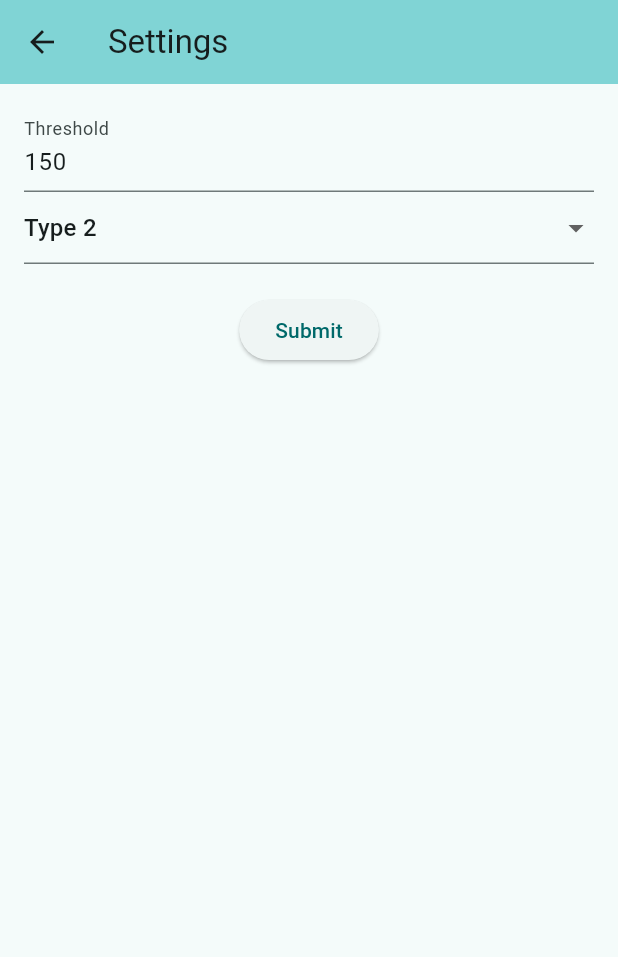
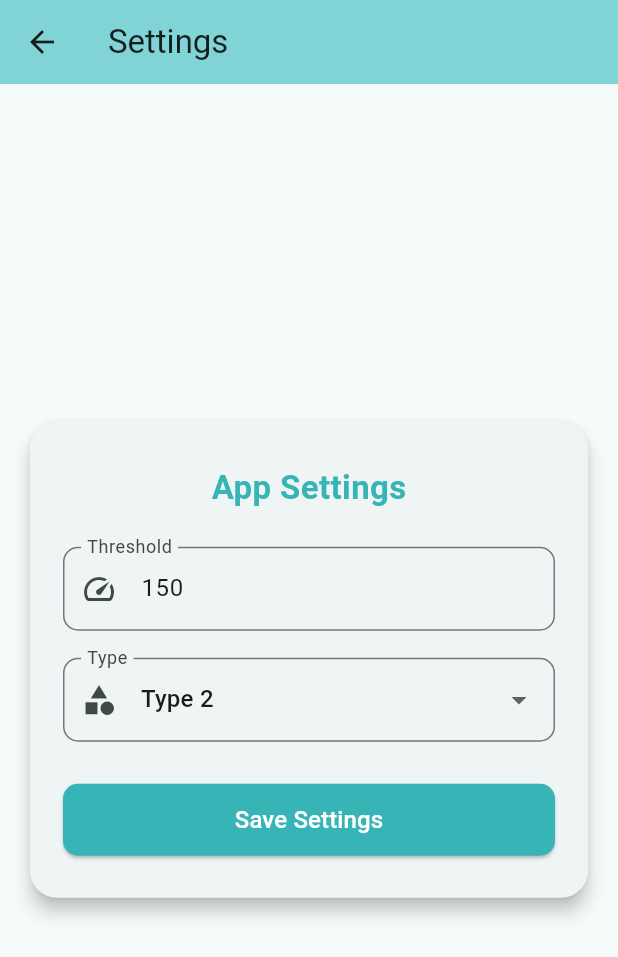
Before and after one commit to jmocampo1630/glucosense, a Flutter app: the SettingsPage screen opened directly, on a phone screen of 412 x 824 dp. Shown: the top 957 px of the screen. Run offline on Flutter 3.47's test engine with Material 3 defaults, Android fonts, the phone set to English and light mode, and no system bars; our stand-ins replace camera, cloud_firestore, firebase_auth, firebase_core, firebase_database, fl_chart and 3 more; accounts and stored records are empty; network calls fail.

Commit message:
UI enhancements

```diff
--- a/lib/pages/register_page.dart
+++ b/lib/pages/register_page.dart
@@ -37,8 +37,9 @@ class _RegisterPageState extends State<RegisterPage> {
         'phone': phoneController.text.trim(),
         'birthday': birthdayController.text.trim(),
       });
-      if (mounted)
+      if (mounted) {
         Navigator.pop(context); // Go back to login after registration
+      }
     } catch (e) {
       setState(() => error = e.toString());
     } finally {
--- a/lib/pages/settings_page.dart
+++ b/lib/pages/settings_page.dart
@@ -20,19 +20,121 @@ class _SettingsPageState extends State<SettingsPage> {
         backgroundColor: Theme.of(context).colorScheme.inversePrimary,
         title: const Text('Settings'),
       ),
-      body: const MyForm(),
+      body: Center(
+        child: Card(
+          elevation: 5,
+          margin: const EdgeInsets.symmetric(horizontal: 20, vertical: 32),
+          shape:
+              RoundedRectangleBorder(borderRadius: BorderRadius.circular(18)),
+          child: Padding(
+            padding: const EdgeInsets.symmetric(vertical: 28, horizontal: 22),
+            child: Form(
+              key: _formKey,
+              child: Column(
+                mainAxisSize: MainAxisSize.min,
+                children: <Widget>[
+                  const Text(
+                    "App Settings",
+                    style: TextStyle(
+                      fontSize: 22,
+                      fontWeight: FontWeight.bold,
+                      color: Color(0xFF37B5B6),
+                    ),
+                  ),
+                  const SizedBox(height: 24),
+                  TextFormField(
+                    controller: _thresholdController,
+                    decoration: InputDecoration(
+                      labelText: 'Threshold',
+                      prefixIcon: const Icon(Icons.speed),
+                      border: OutlineInputBorder(
+                        borderRadius: BorderRadius.circular(10),
+                      ),
+                    ),
+                    keyboardType: TextInputType.number,
+                    validator: (value) {
+                      if (value!.isEmpty) {
+                        return 'Please enter your threshold.';
+                      }
+                      return null;
+                    },
+                    onSaved: (value) {
+                      if (value != null) {
+                        setState(() {
+                          _threshold = int.parse(value);
+                        });
+                      }
+                    },
+                  ),
+                  const SizedBox(height: 18),
+                  DropdownButtonFormField(
+                    value: _type,
+                    decoration: InputDecoration(
+                      labelText: 'Type',
+                      prefixIcon: const Icon(Icons.category),
+                      border: OutlineInputBorder(
+                        borderRadius: BorderRadius.circular(10),
+                      ),
+                    ),
+                    isExpanded: true,
+                    onChanged: (value) {
+                      if (value != null) {
+                        setState(() {
+                          _type = value;
+                        });
+                      }
+                    },
+                    onSaved: (value) {
+                      if (value != null) {
+                        setState(() {
+                          _type = value;
+                        });
+                      }
+                    },
+                    validator: (value) {
+                      if (value == null) {
+                        return "Please select a type.";
+                      } else {
+                        return null;
+                      }
+                    },
+                    items: listOfValue.map((ColorFinderType item) {
+                      return DropdownMenuItem<int>(
+                        value: item.value,
+                        child: Text(item.name),
+                      );
+                    }).toList(),
+                  ),
+                  const SizedBox(height: 28.0),
+                  SizedBox(
+                    width: double.infinity,
+                    height: 48,
+                    child: ElevatedButton(
+                      // Removed the icon
+                      style: ElevatedButton.styleFrom(
+                        backgroundColor: const Color(0xFF37B5B6),
+                        foregroundColor: Colors.white,
+                        shape: RoundedRectangleBorder(
+                          borderRadius: BorderRadius.circular(10),
+                        ),
+                      ),
+                      onPressed: _submitForm,
+                      // Removed the icon
+                      child: const Text(
+                        'Save Settings',
+                        style: TextStyle(fontSize: 16),
+                      ),
+                    ),
+                  ),
+                ],
+              ),
+            ),
+          ),
+        ),
+      ),
     );
   }
-}
 
-class MyForm extends StatefulWidget {
-  const MyForm({super.key});
-
-  @override
-  State<MyForm> createState() => _MyFormState();
-}
-
-class _MyFormState extends State<MyForm> {
   final GlobalKey<FormState> _formKey = GlobalKey<FormState>();
   int _type = 1;
   int _threshold = 0;
@@ -77,77 +179,4 @@ class _MyFormState extends State<MyForm> {
     _thresholdController.dispose(); // Dispose the controller
     super.dispose();
   }
-
-  @override
-  Widget build(BuildContext context) {
-    return Scaffold(
-      body: Form(
-        key: _formKey,
-        child: Padding(
-          padding: const EdgeInsets.all(16.0),
-          child: Column(
-            children: <Widget>[
-              TextFormField(
-                controller: _thresholdController,
-                decoration: const InputDecoration(labelText: 'Threshold'),
-                keyboardType: TextInputType.number,
-                validator: (value) {
-                  if (value!.isEmpty) {
-                    return 'Please enter your threshold.';
-                  }
-                  return null;
-                },
-                onSaved: (value) {
-                  if (value != null) {
-                    setState(() {
-                      _threshold = int.parse(value);
-                    });
-                  }
-                },
-              ),
-              DropdownButtonFormField(
-                value: _type,
-                hint: const Text(
-                  'choose one',
-                ),
-                isExpanded: true,
-                onChanged: (value) {
-                  if (value != null) {
-                    setState(() {
-                      _type = value;
-                    });
-                  }
-                },
-                onSaved: (value) {
-                  if (value != null) {
-                    setState(() {
-                      _type = value;
-                    });
-                  }
-                },
-                validator: (value) {
-                  if (value == null) {
-                    return "can't empty";
-                  } else {
-                    return null;
-                  }
-                },
-                items: listOfValue.map((ColorFinderType item) {
-                  return DropdownMenuItem<int>(
-                    value: item.value,
-                    child: Text(item.name),
-                  );
-                }).toList(),
-              ),
-              const SizedBox(height: 20.0),
-              ElevatedButton(
-                onPressed: _submitForm,
-                child: const Text('Submit'),
-              ),
-            ],
-          ),
-        ),
-      ),
-    );
-  }
 }
```
Also changed, not shown: lib/pages/my_home_page.dart (+52 -8 lines), lib/pages/patient_record_page.dart (+35 -28 lines).
